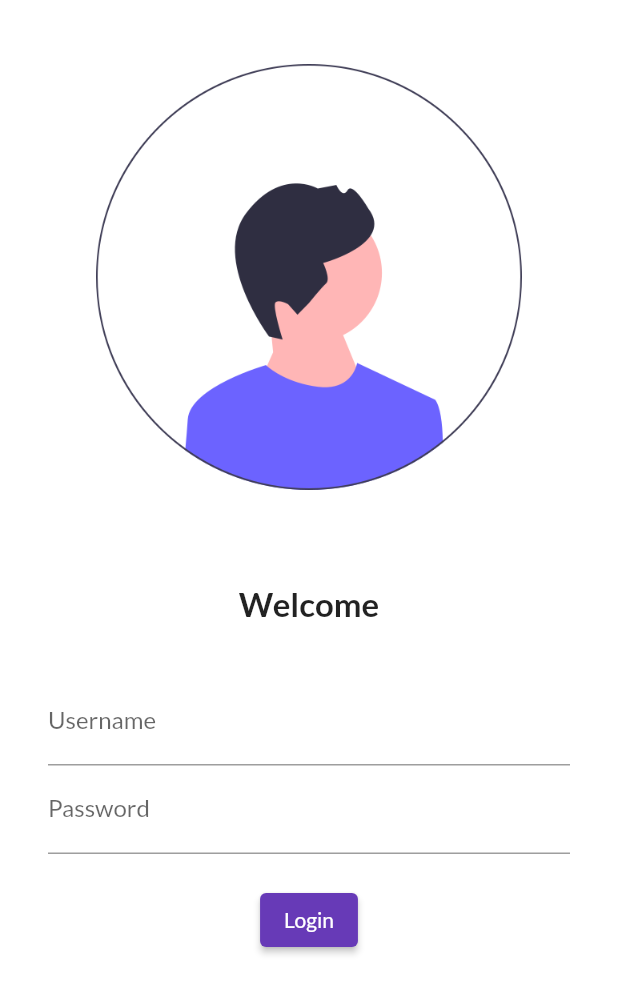
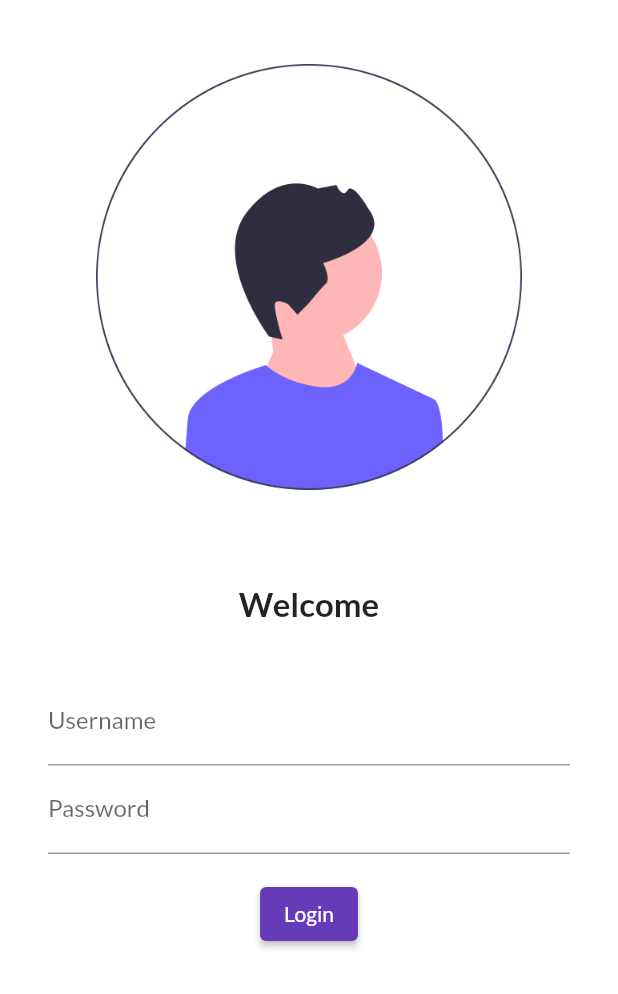
Before and after one commit to raj394449/FlutterByCodepur, a Flutter app: the screen it shows after launch, on a phone screen of 412 x 824 dp. Shown: the top 994 px of the screen. Run offline on Flutter 3.47's test engine with Material 2 defaults, Android fonts, the phone set to English and light mode, and no system bars; our stand-ins replace google_fonts.

Commit message:
No change

```diff
--- a/flutter_application_1/lib/pages/login_page.dart
+++ b/flutter_application_1/lib/pages/login_page.dart
@@ -44,7 +44,7 @@ class LoginPage extends StatelessWidget {
                     ),
                   ),
                   SizedBox(
-                    height: 20.0,
+                    height: 16.0,
                   ),
                   ElevatedButton(
                     child: Text("Login"),
```
